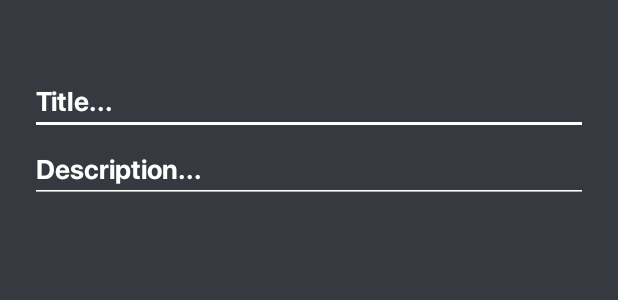
After one commit to kbeham17/MEB-Music, an Android app: the layout dialog_playlist_edit.xml on its own in the app's theme, with its tools: preview values and no code run, on a phone screen of 412 x 824 dp. The commit adds this screen. Shown: the top 300 px of the screen. Run offline under Robolectric (Android 15) with nearby library versions, the phone set to English and light mode, and no system bars.

Commit message:
save 05.06.2020

```diff
--- /dev/null
+++ b/app/src/main/res/layout/dialog_playlist_edit.xml
@@ -0,0 +1,43 @@
+<?xml version="1.0" encoding="utf-8"?>
+<LinearLayout xmlns:android="http://schemas.android.com/apk/res/android"
+    android:layout_width="match_parent"
+    android:layout_height="match_parent"
+    android:background="@color/discordgrey"
+    android:orientation="vertical">
+
+    <TextView
+        android:id="@+id/dialog_playlist_dialogtitle"
+        android:layout_width="match_parent"
+        android:layout_height="wrap_content"
+        android:layout_marginLeft="20dp"
+        android:layout_marginTop="20dp"
+        android:layout_marginRight="20dp"
+        android:fontFamily="@font/bold"
+        android:textAlignment="center"
+        android:textColor="@color/colorPrimary"
+        android:textSize="18sp" />
+
+    <EditText
+        android:id="@+id/dialog_playlist_title"
+        android:layout_width="match_parent"
+        android:layout_height="wrap_content"
+        android:layout_marginLeft="20dp"
+        android:layout_marginRight="20dp"
+        android:backgroundTint="@color/white"
+        android:fontFamily="@font/bold"
+        android:hint="Title..."
+        android:textColor="@color/white"
+        android:textColorHint="@color/white" />
+
+    <EditText
+        android:id="@+id/dialog_playlist_description"
+        android:layout_width="match_parent"
+        android:layout_height="wrap_content"
+        android:layout_marginLeft="20dp"
+        android:layout_marginRight="20dp"
+        android:backgroundTint="@color/white"
+        android:fontFamily="@font/bold"
+        android:hint="Description..."
+        android:textColor="@color/white"
+        android:textColorHint="@color/white" />
+</LinearLayout>
```
Also changed, not shown: app/src/main/java/at/htlgkr/mebmusic/MainActivity.java (+13 -10 lines), app/src/main/java/at/htlgkr/mebmusic/apitasks/PUTTask.java (added, +67 -0 lines), app/src/main/java/at/htlgkr/mebmusic/fragment/PlaylistFragment.java (+79 -0 lines), 1 other file.
